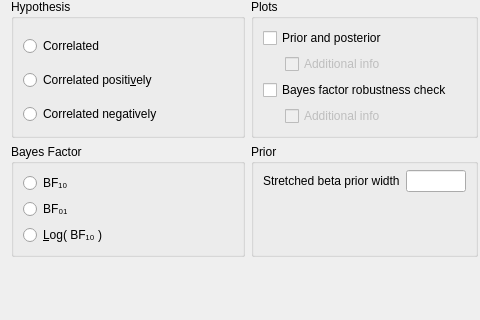
Qt form JASP-Desktop/analysisforms/SummaryStatistics/summarystatscorrelationbayesianpairsform.ui (jasp-stats/jasp-desktop) before a commit; both pictures show x 0 to 480 and y 176 to 496 of the 565 by 496 pixel window.
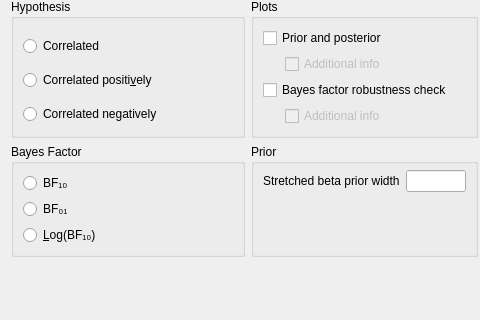
The same form after that commit. Custom widgets are drawn as their Qt base class.

```diff
--- a/JASP-Desktop/analysisforms/SummaryStatistics/summarystatscorrelationbayesianpairsform.ui
+++ b/JASP-Desktop/analysisforms/SummaryStatistics/summarystatscorrelationbayesianpairsform.ui
@@ -167,7 +167,7 @@
                </sizepolicy>
               </property>
               <property name="text">
-               <string>&amp;Log( BF₁₀ )</string>
+               <string>&amp;Log(BF₁₀)</string>
               </property>
              </widget>
             </item>
```
Lines whose indentation alone changed are shown as unchanged.
